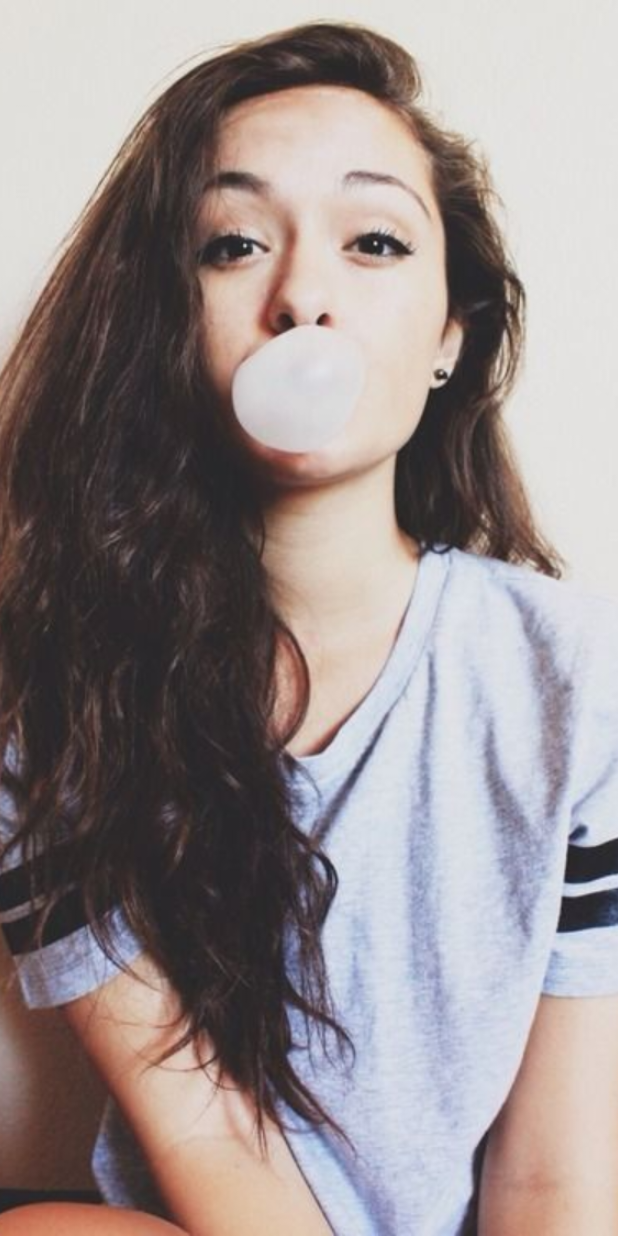
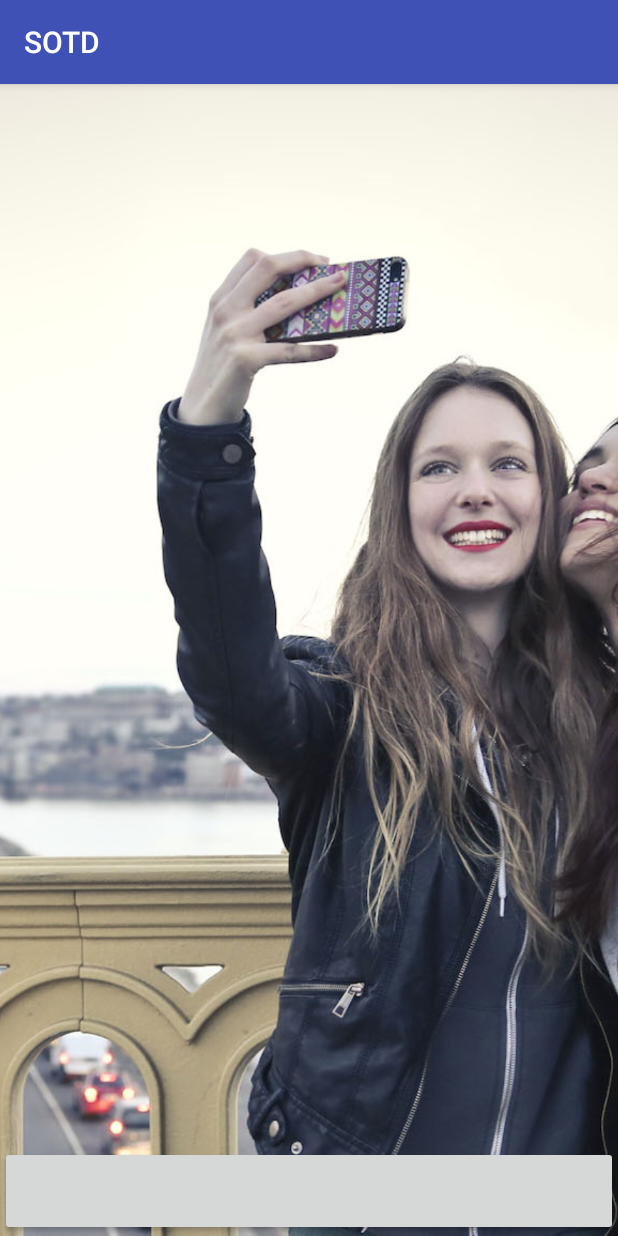
Before and after one commit to Sourabhkhurrana/SOTD, an Android app: the screen it shows after launch (FullScreen before the commit, SignIn after it), on a phone screen of 412 x 824 dp. Run offline under Robolectric (Android 15) with nearby library versions, the phone set to English and light mode, and no system bars.

Commit message:
Added Button In Sign In

```diff
--- a/app/src/main/AndroidManifest.xml
+++ b/app/src/main/AndroidManifest.xml
@@ -13,11 +13,7 @@
             android:name=".activity.MainActivity"
             android:label="@string/title_activity_main"></activity>
         <activity android:name=".activity.FullScreen">
-            <intent-filter>
-                <action android:name="android.intent.action.MAIN" />
 
-                <category android:name="android.intent.category.LAUNCHER" />
-            </intent-filter>
         </activity>
         <activity android:name=".activity.SignIn">
             <intent-filter>
--- a/app/src/main/java/com/nougatstudio/sotd/activity/SignIn.java
+++ b/app/src/main/java/com/nougatstudio/sotd/activity/SignIn.java
@@ -1,12 +1,17 @@
 package com.nougatstudio.sotd.activity;
 
+import android.graphics.Bitmap;
+import android.graphics.BitmapFactory;
+import android.graphics.drawable.BitmapDrawable;
 import android.support.v7.app.AppCompatActivity;
 import android.os.Bundle;
+import android.widget.ImageView;
 
 import com.nougatstudio.sotd.R;
+import com.nougatstudio.sotd.nougatstudio.Blur;
 
 public class SignIn extends AppCompatActivity {
-
+ImageView backgroundimage;
     @Override
     protected void onCreate(Bundle savedInstanceState) {
         super.onCreate(savedInstanceState);
--- a/app/src/main/res/layout/activity_sign_in.xml
+++ b/app/src/main/res/layout/activity_sign_in.xml
@@ -1,9 +1,24 @@
 <?xml version="1.0" encoding="utf-8"?>
-<android.support.constraint.ConstraintLayout xmlns:android="http://schemas.android.com/apk/res/android"
+<RelativeLayout xmlns:android="http://schemas.android.com/apk/res/android"
     xmlns:app="http://schemas.android.com/apk/res-auto"
     xmlns:tools="http://schemas.android.com/tools"
     android:layout_width="match_parent"
     android:layout_height="match_parent"
     tools:context="com.nougatstudio.sotd.activity.SignIn">
-//
-</android.support.constraint.ConstraintLayout>
+<ImageView
+    android:id="@+id/backgroundImage"
+    android:layout_width="match_parent"
+    android:layout_height="match_parent"
+    android:src="@drawable/selfie_logo"
+    android:scaleType="centerCrop" />
+    <RelativeLayout
+        android:layout_width="match_parent"
+        android:layout_height="match_parent">
+
+        <Button
+            android:layout_centerHorizontal="true"
+            android:layout_alignParentBottom="true"
+            android:layout_width="match_parent"
+            android:layout_height="60dp" />
+    </RelativeLayout>
+</RelativeLayout>
```
Also changed, not shown: app/src/main/res/drawable/selfie_logo.jpg (added).
